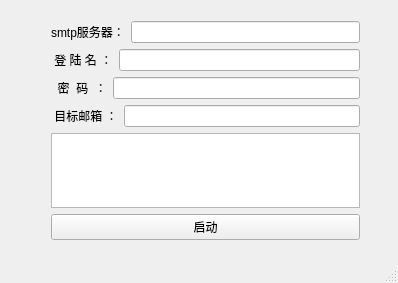
This is mainwindow.ui in usownh/Email-Ip as Qt 5 draws it before an edit. The edited form follows.
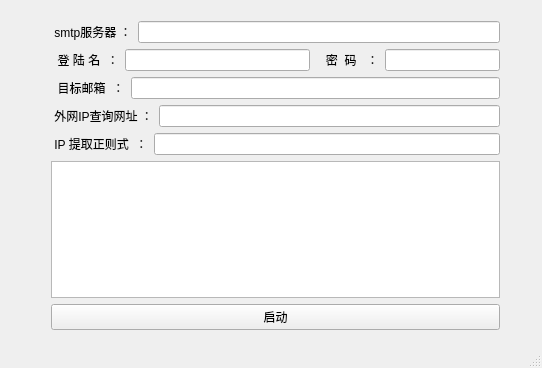
This is the edited form.

Patch:
```diff
--- a/mainwindow.ui
+++ b/mainwindow.ui
@@ -6,8 +6,8 @@
    <rect>
     <x>0</x>
     <y>0</y>
-    <width>398</width>
-    <height>283</height>
+    <width>542</width>
+    <height>368</height>
    </rect>
   </property>
   <property name="windowTitle">
@@ -19,8 +19,8 @@
      <rect>
       <x>40</x>
       <y>10</y>
-      <width>331</width>
-      <height>241</height>
+      <width>471</width>
+      <height>331</height>
      </rect>
     </property>
     <layout class="QVBoxLayout" name="verticalLayout">
@@ -29,7 +29,7 @@
        <item>
         <widget class="QLabel" name="label">
          <property name="text">
-          <string>smtp服务器：</string>
+          <string> smtp服务器 ：</string>
          </property>
         </widget>
        </item>
@@ -47,7 +47,7 @@
        <item>
         <widget class="QLabel" name="label_2">
          <property name="text">
-          <string> 登 陆 名 ：</string>
+          <string>  登 陆 名  ：</string>
          </property>
         </widget>
        </item>
@@ -58,14 +58,12 @@
          </property>
         </widget>
        </item>
-      </layout>
-     </item>
      <item>
       <layout class="QHBoxLayout" name="horizontalLayout_3">
        <item>
         <widget class="QLabel" name="label_3">
          <property name="text">
-          <string>  密  码  ：</string>
+            <string>   密  码   ：</string>
          </property>
         </widget>
        </item>
@@ -81,12 +79,14 @@
        </item>
       </layout>
      </item>
+      </layout>
+     </item>
      <item>
       <layout class="QHBoxLayout" name="horizontalLayout_4">
        <item>
         <widget class="QLabel" name="label_4">
          <property name="text">
-          <string> 目标邮箱 ：</string>
+          <string>  目标邮箱  ：</string>
          </property>
         </widget>
        </item>
@@ -99,6 +99,42 @@
        </item>
       </layout>
      </item>
+     <item>
+      <layout class="QHBoxLayout" name="horizontalLayout_5">
+       <item>
+        <widget class="QLabel" name="label_5">
+         <property name="text">
+          <string> 外网IP查询网址 ：</string>
+         </property>
+        </widget>
+       </item>
+       <item>
+        <widget class="QLineEdit" name="lineEditCheckIpUrl">
+         <property name="text">
+          <string/>
+         </property>
+        </widget>
+       </item>
+      </layout>
+     </item>
+     <item>
+      <layout class="QHBoxLayout" name="horizontalLayout_6">
+       <item>
+        <widget class="QLabel" name="label_6">
+         <property name="text">
+          <string> IP 提取正则式  ：</string>
+         </property>
+        </widget>
+       </item>
+       <item>
+        <widget class="QLineEdit" name="lineEditPickIpRegExp">
+         <property name="text">
+          <string/>
+         </property>
+        </widget>
+       </item>
+      </layout>
+     </item>
      <item>
       <widget class="QTextBrowser" name="textBrowser"/>
      </item>
```
Lines whose indentation alone changed are shown as unchanged.
